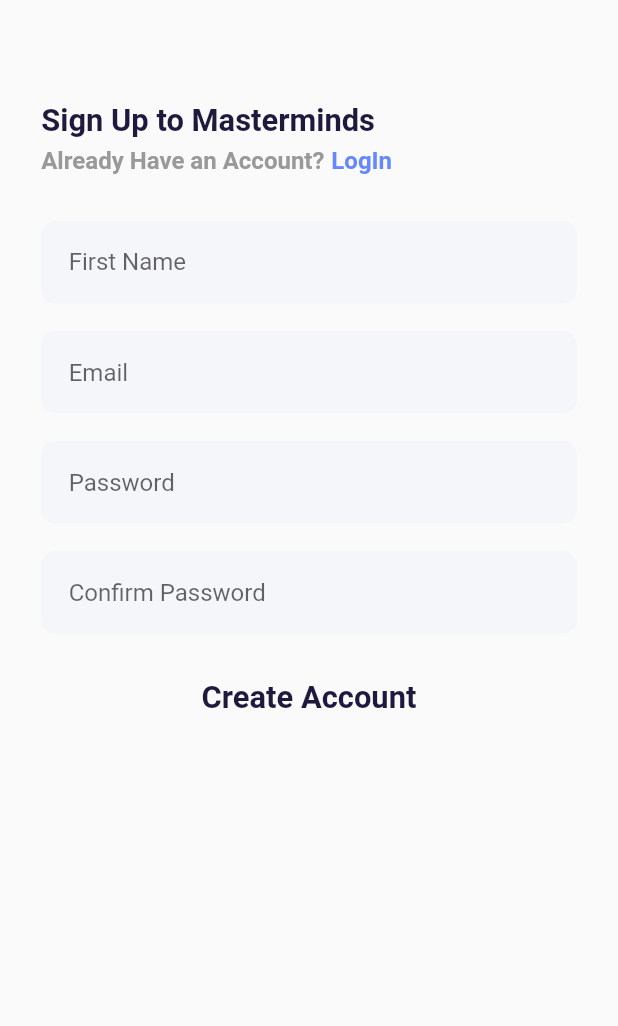
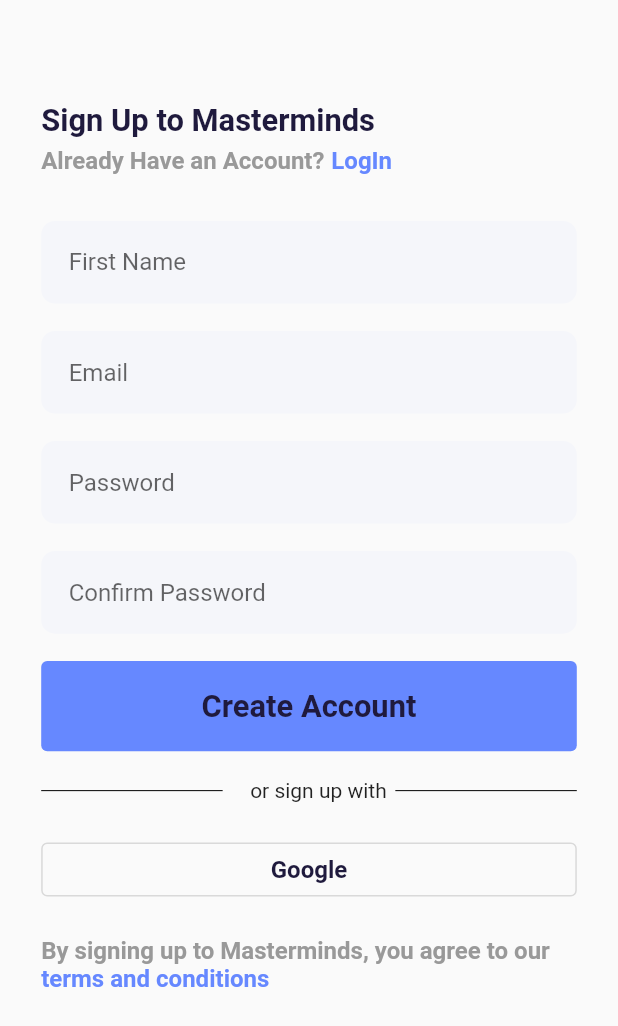
Before and after one commit to almamarie/responsive_ui_signup_page, a Flutter app: the screen it shows after launch, on a phone screen of 412 x 824 dp. Shown: the top 1026 px of the screen. Run offline on Flutter 3.47's test engine with Material 2 defaults, Android fonts, the phone set to English and light mode, and no system bars; our stand-ins replace flutter_screenutil.

Commit message:
wrote the code for the 'or sign up with google' and the text for the terms and conditions and also made the terms and conditions hyperlink to point to 'www.google.com'

```diff
--- a/lib/views/sign_in.dart
+++ b/lib/views/sign_in.dart
@@ -1,6 +1,8 @@
+import 'package:flutter/gestures.dart';
 import 'package:flutter/material.dart';
+
+import 'package:flutter_screenutil/flutter_screenutil.dart';
 import 'package:url_launcher/url_launcher.dart';
-import 'package:flutter_screenutil/flutter_screenutil.dart';
 
 class SignIn extends StatelessWidget {
   const SignIn({Key? key}) : super(key: key);
@@ -97,12 +99,77 @@
               SizedBox(height: 16.sp),
               TextButton(
                 onPressed: () {},
+                style: ButtonStyle(
+                    backgroundColor: MaterialStateProperty.all(purpleColor),
+                    foregroundColor: MaterialStateProperty.all(Colors.white),
+                    padding: MaterialStateProperty.all(
+                        EdgeInsets.symmetric(vertical: 14.h))),
                 child: Text(
                   "Create Account",
                   style: TextStyle(
                       fontSize: 18.sp,
                       fontWeight: FontWeight.w700,
                       color: darkTextColor),
+                ),
+              ),
+              SizedBox(height: 16.w),
+              Row(
+                mainAxisAlignment: MainAxisAlignment.spaceEvenly,
+                children: [
+                  Expanded(child: Divider(height: 6.h, color: Colors.black)),
+                  SizedBox(width: 16.w),
+                  const Text('or sign up with'),
+                  SizedBox(width: 5.w),
+                  Expanded(child: Divider(height: 6.h, color: Colors.black))
+                ],
+              ),
+              SizedBox(
+                height: 16.h,
+              ),
+              TextButton(
+                onPressed: () {},
+                style: ButtonStyle(
+                  side:
+                      MaterialStateProperty.all(BorderSide(color: borderColor)),
+                  foregroundColor: MaterialStateProperty.all(darkTextColor),
+                  textStyle: MaterialStateProperty.all(
+                    TextStyle(fontSize: 14.sp, fontWeight: FontWeight.w700),
+                  ),
+                ),
+                child: Row(
+                  mainAxisSize: MainAxisSize.min,
+                  children: const [
+                    //Image.asset(''),
+                    Text("Google"),
+                  ],
+                ),
+              ),
+              SizedBox(
+                height: 16.h,
+              ),
+              RichText(
+                text: TextSpan(
+                  children: [
+                    TextSpan(
+                        style: TextStyle(
+                            color: lightTextColor,
+                            fontWeight: FontWeight.w700,
+                            fontSize: 14.sp),
+                        text: "By signing up to Masterminds, you agree to our"),
+                    TextSpan(
+                        style: TextStyle(
+                            color: purpleColor,
+                            fontSize: 14.sp,
+                            fontWeight: FontWeight.w700),
+                        text: " terms and conditions",
+                        recognizer: TapGestureRecognizer()
+                          ..onTap = () async {
+                            String urlString = "www.google.com";
+                            if (await canLaunch(urlString)) {
+                              await launch(urlString);
+                            }
+                          })
+                  ],
                 ),
               )
             ],
```
Also changed, not shown: pubspec.lock.
